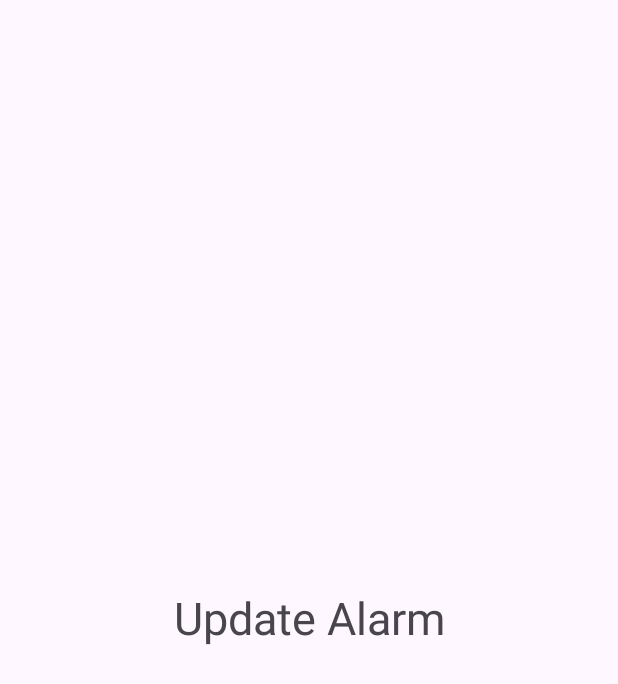
After one commit to FaiSaL-YouSaF/Clock, an Android app: the UpdateAlarm screen opened directly, with no data from a screen before it, on a phone screen of 412 x 824 dp. The commit adds this screen. Shown: the top 684 px of the screen. Run offline under Robolectric (Android 15) with nearby library versions, the phone set to English and light mode, and no system bars.

Commit message:
initial commit

```diff
--- a/app/src/main/AndroidManifest.xml
+++ b/app/src/main/AndroidManifest.xml
@@ -13,6 +13,9 @@
         android:theme="@style/Theme.Clock"
         tools:targetApi="31">
         <activity
+            android:name=".UpdateAlarm"
+            android:exported="false" />
+        <activity
             android:name=".AddNewAlarm"
             android:exported="false" />
         <activity
--- /dev/null
+++ b/app/src/main/java/com/faisalyousaf777/clock/UpdateAlarm.java
@@ -0,0 +1,24 @@
+package com.faisalyousaf777.clock;
+
+import android.os.Bundle;
+
+import androidx.activity.EdgeToEdge;
+import androidx.appcompat.app.AppCompatActivity;
+import androidx.core.graphics.Insets;
+import androidx.core.view.ViewCompat;
+import androidx.core.view.WindowInsetsCompat;
+
+public class UpdateAlarm extends AppCompatActivity {
+
+    @Override
+    protected void onCreate(Bundle savedInstanceState) {
+        super.onCreate(savedInstanceState);
+        EdgeToEdge.enable(this);
+        setContentView(R.layout.activity_update_alarm);
+        ViewCompat.setOnApplyWindowInsetsListener(findViewById(R.id.main), (v, insets) -> {
+            Insets systemBars = insets.getInsets(WindowInsetsCompat.Type.systemBars());
+            v.setPadding(systemBars.left, systemBars.top, systemBars.right, systemBars.bottom);
+            return insets;
+        });
+    }
+}
--- a/app/src/main/java/com/faisalyousaf777/clock/fragment/AlarmFragment.java
+++ b/app/src/main/java/com/faisalyousaf777/clock/fragment/AlarmFragment.java
@@ -1,5 +1,6 @@
 package com.faisalyousaf777.clock.fragment;
 
+import android.content.Intent;
 import android.os.Bundle;
 import android.view.LayoutInflater;
 import android.view.View;
@@ -12,6 +13,7 @@ import androidx.recyclerview.widget.RecyclerView;
 
 import com.faisalyousaf777.clock.AlarmDbHelper;
 import com.faisalyousaf777.clock.R;
+import com.faisalyousaf777.clock.UpdateAlarm;
 import com.faisalyousaf777.clock.adapter.AlarmAdapter;
 import com.faisalyousaf777.clock.utility.OnViewHolderClickListener;
 
@@ -47,7 +49,8 @@ public class AlarmFragment extends Fragment implements OnViewHolderClickListener
 
     @Override
     public void onViewHolderClick(int position) {
-        Toast.makeText(getContext(), "Clicked on " + position, Toast.LENGTH_SHORT).show();
+        Intent intent = new Intent(getContext(), UpdateAlarm.class);
+        startActivity(intent);
     }
 
     @Override
--- a/app/src/main/java/com/faisalyousaf777/clock/fragment/AlarmToolbarFragment.java
+++ b/app/src/main/java/com/faisalyousaf777/clock/fragment/AlarmToolbarFragment.java
@@ -40,11 +40,8 @@ public class AlarmToolbarFragment extends Fragment {
             toolbar = view.findViewById(R.id.toolbar);
             toolbar.setOnMenuItemClickListener(item -> {
                 if (item.getItemId() == R.id.btnAddItem) {
-                    Intent addAlarmIntent = new Intent(getContext(), AddNewAlarm.class);
-                    if (addAlarmIntent.resolveActivity(requireActivity().getPackageManager()) != null) {
-                        startActivity(addAlarmIntent);
-                    }
-
+                    Intent intent = new Intent(getContext(), AddNewAlarm.class);
+                    startActivity(intent);
                     return true;
                 } else if (item.getItemId() == R.id.btnEditItem) {
                     // Open Edit Alarms Fragment
@@ -59,7 +56,6 @@ public class AlarmToolbarFragment extends Fragment {
                 }
             });
         }
-
         return view;
     }
 }
--- /dev/null
+++ b/app/src/main/res/layout/activity_update_alarm.xml
@@ -0,0 +1,23 @@
+<?xml version="1.0" encoding="utf-8"?>
+<androidx.constraintlayout.widget.ConstraintLayout xmlns:android="http://schemas.android.com/apk/res/android"
+    xmlns:app="http://schemas.android.com/apk/res-auto"
+    xmlns:tools="http://schemas.android.com/tools"
+    android:id="@+id/main"
+    android:layout_width="match_parent"
+    android:layout_height="match_parent"
+    tools:context=".UpdateAlarm">
+
+    <TextView
+        android:id="@+id/tvUpdateAlarm"
+        android:layout_width="match_parent"
+        android:layout_height="match_parent"
+        android:gravity="center"
+        android:text="Update Alarm"
+        android:textSize="30sp"
+        app:layout_constraintTop_toTopOf="parent"
+        app:layout_constraintBottom_toBottomOf="parent"
+        app:layout_constraintStart_toStartOf="parent"
+        app:layout_constraintEnd_toEndOf="parent"
+        />
+
+</androidx.constraintlayout.widget.ConstraintLayout>
```
